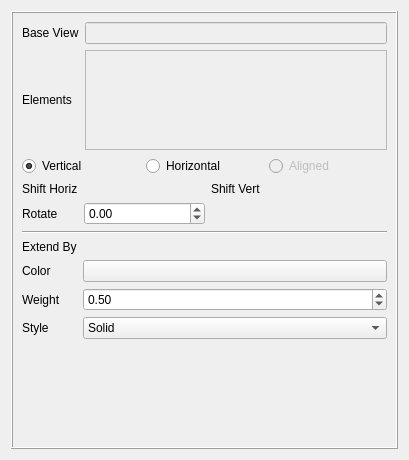
Old version of the form src/Mod/TechDraw/Gui/TaskCenterLine.ui in the repository berndhahnebach/All_FreeCAD.
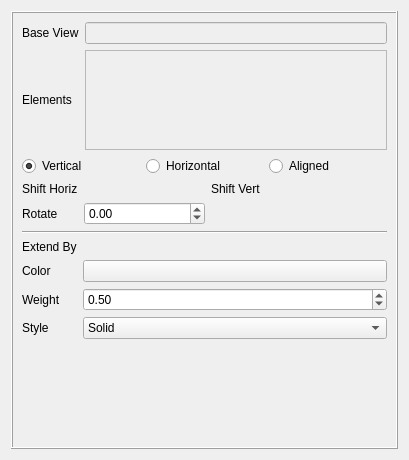
New version of the form. Icons and pictures are not drawn. Custom widgets are drawn as their Qt base class.

Patch:
```diff
--- a/src/Mod/TechDraw/Gui/TaskCenterLine.ui
+++ b/src/Mod/TechDraw/Gui/TaskCenterLine.ui
@@ -125,7 +125,7 @@
           <item row="0" column="2">
            <widget class="QRadioButton" name="rbAligned">
             <property name="enabled">
-             <bool>false</bool>
+             <bool>true</bool>
             </property>
             <property name="toolTip">
              <string>Option not implemented yet</string>
```
